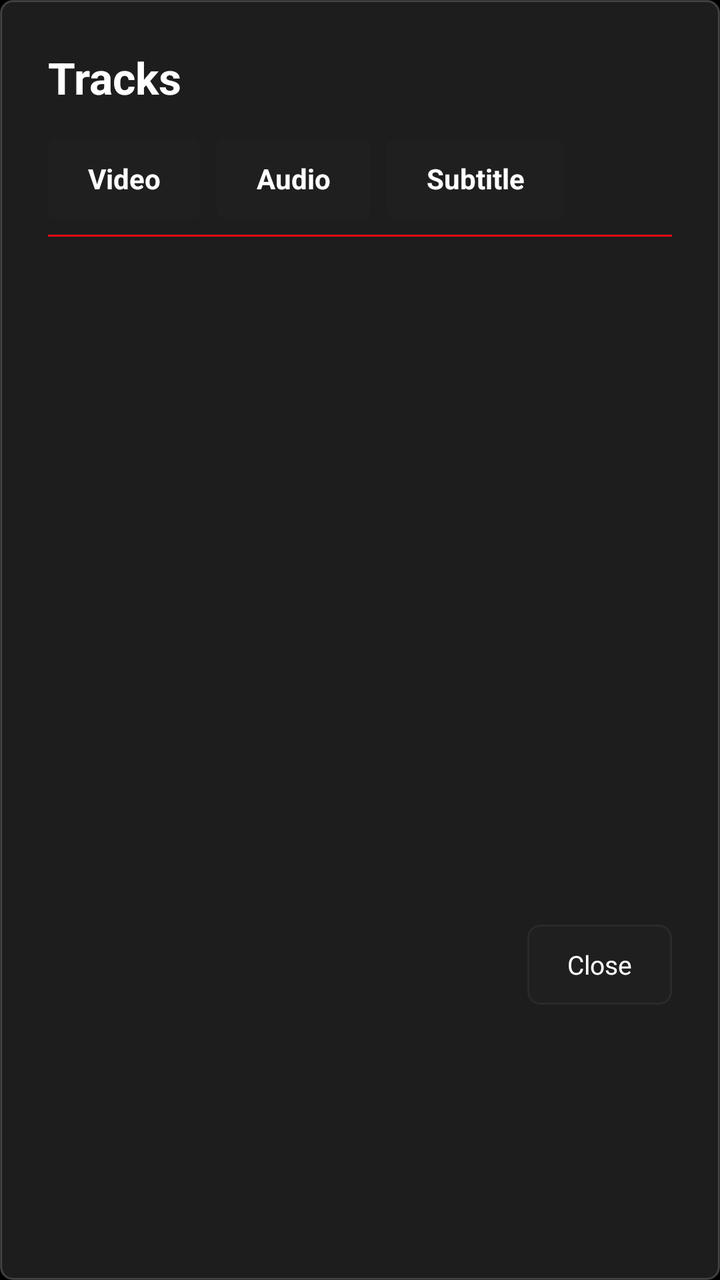
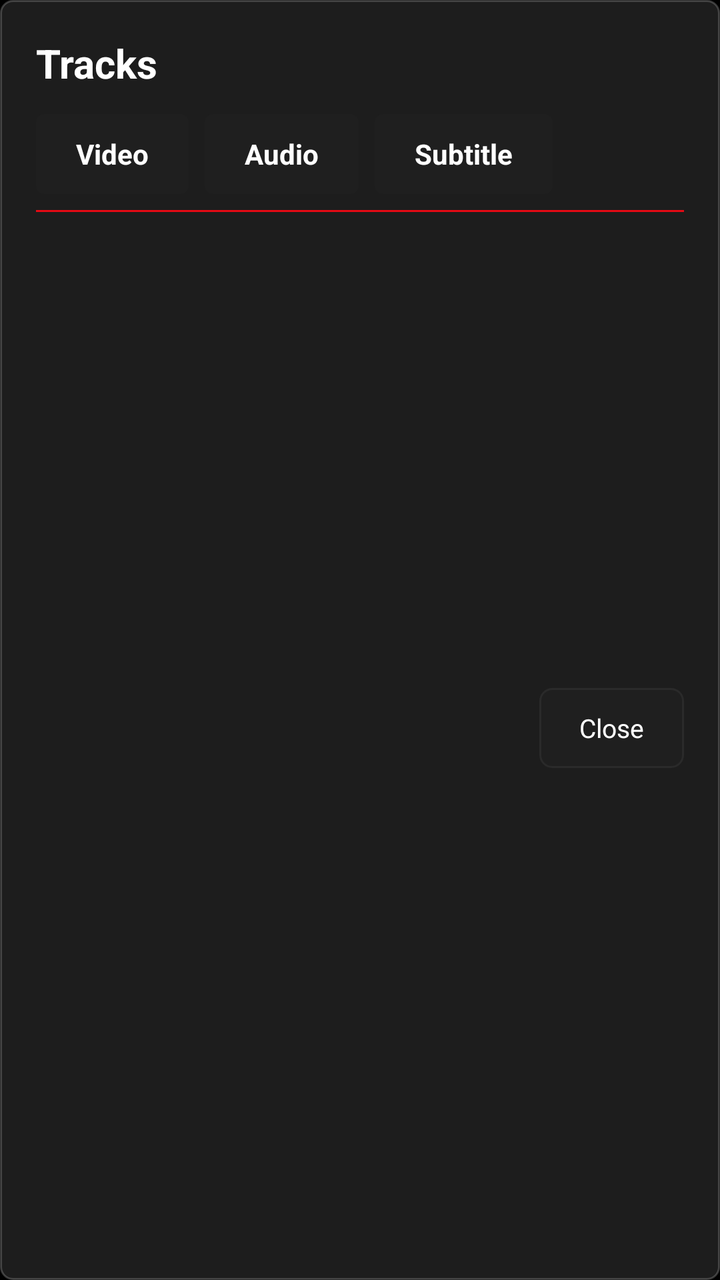

Two renders of the same Android screen: before a commit and after it. Below are the layout's source before the change and the commit's diff.
<!-- AndroidManifest.xml: application theme Theme.KiduyuTv -->
<!-- res/layout/dialog_direct_stream_tracks.xml -->
<?xml version="1.0" encoding="utf-8"?>
<LinearLayout xmlns:android="http://schemas.android.com/apk/res/android"
    android:layout_width="match_parent"
    android:layout_height="wrap_content"
    android:background="@drawable/bg_direct_stream_dialog"
    android:focusable="false"
    android:orientation="vertical"
    android:padding="24dp">

        <TextView
            android:layout_width="wrap_content"
            android:layout_height="wrap_content"
            android:text="@string/track_settings"
            android:textColor="@color/text_primary"
            android:textSize="22sp"
            android:textStyle="bold" />

        
        <LinearLayout
            android:layout_width="match_parent"
            android:layout_height="wrap_content"
            android:layout_marginTop="16dp"
            android:orientation="horizontal">

            <TextView
                android:id="@+id/tabVideo"
                style="@style/DirectStreamTrackTab"
                android:nextFocusDown="@id/listTracks"
                android:text="@string/track_video" />

            <TextView
                android:id="@+id/tabAudio"
                style="@style/DirectStreamTrackTab"
                android:layout_marginStart="8dp"
                android:nextFocusDown="@id/listTracks"
                android:text="@string/track_audio" />

            <TextView
                android:id="@+id/tabSubtitle"
                style="@style/DirectStreamTrackTab"
                android:layout_marginStart="8dp"
                android:nextFocusDown="@id/listTracks"
                android:text="@string/track_subtitle" />
        </LinearLayout>

        <View
            android:layout_width="match_parent"
            android:layout_height="1dp"
            android:layout_marginTop="8dp"
            android:background="@color/kiduyu_red" />

        <FrameLayout
            android:layout_width="match_parent"
            android:layout_height="320dp"
            android:layout_marginTop="8dp">

            <ListView
                android:id="@+id/listTracks"
                android:layout_width="match_parent"
                android:layout_height="match_parent"
                android:cacheColorHint="@android:color/transparent"
                android:clickable="true"
                android:divider="@null"
                android:focusable="true"
                android:nextFocusDown="@id/btnClose"
                android:listSelector="@drawable/bg_direct_stream_track_row" />

            <TextView
                android:id="@+id/emptyMessage"
                android:layout_width="wrap_content"
                android:layout_height="wrap_content"
                android:layout_gravity="center"
                android:padding="24dp"
                android:text="@string/track_none_available"
                android:textColor="@color/text_muted"
                android:textSize="14sp"
                android:visibility="gone" />
        </FrameLayout>

        <TextView
            android:id="@+id/btnClose"
            android:layout_width="wrap_content"
            android:layout_height="40dp"
            android:layout_gravity="end"
            android:layout_marginTop="16dp"
            android:background="@drawable/direct_stream_back_btn_bg"
            android:clickable="true"
            android:focusable="true"
            android:gravity="center"
            android:nextFocusUp="@id/listTracks"
            android:paddingStart="20dp"
            android:paddingEnd="20dp"
            android:text="@string/track_close"
            android:textColor="@color/text_primary"
            android:textSize="13sp" />
</LinearLayout>
<!-- resources referenced by this layout -->
<resources>
  <color name="kiduyu_red">#E50914</color>
  <color name="text_muted">#808080</color>
  <color name="text_primary">#FFFFFFFF</color>
  <!-- drawable bg_direct_stream_dialog (drawable) -->
  <?xml version="1.0" encoding="utf-8"?>
  <shape xmlns:android="http://schemas.android.com/apk/res/android"
      android:shape="rectangle">
      <solid android:color="#F01F1F1F" />
      <stroke
          android:width="1dp"
          android:color="#33FFFFFF" />
      <corners android:radius="6dp" />
  </shape>
  <!-- drawable bg_direct_stream_track_row (drawable) -->
  <?xml version="1.0" encoding="utf-8"?>
  <selector xmlns:android="http://schemas.android.com/apk/res/android">
      <item android:state_activated="true">
          <shape android:shape="rectangle">
              <solid android:color="#1AE50914" />
              <corners android:radius="4dp" />
          </shape>
      </item>
      <item android:state_focused="true">
          <shape android:shape="rectangle">
              <solid android:color="#1AFFFFFF" />
              <stroke android:width="2dp" android:color="@color/kiduyu_red" />
              <corners android:radius="4dp" />
          </shape>
      </item>
      <item>
          <shape android:shape="rectangle">
              <solid android:color="@android:color/transparent" />
          </shape>
      </item>
  </selector>
  <!-- drawable direct_stream_back_btn_bg (drawable) -->
  <?xml version="1.0" encoding="utf-8"?>
  <selector xmlns:android="http://schemas.android.com/apk/res/android">
      <item android:state_focused="true">
          <shape>
              <solid android:color="@color/kiduyu_red" />
              <corners android:radius="6dp" />
          </shape>
      </item>
      <item>
          <shape>
              <solid android:color="@color/surface_dark" />
              <stroke android:width="1dp" android:color="@color/card_dark" />
              <corners android:radius="6dp" />
          </shape>
      </item>
  </selector>
  <string name="track_audio">Audio</string>
  <string name="track_close">Close</string>
  <string name="track_none_available">No tracks available</string>
  <string name="track_settings">Tracks</string>
  <string name="track_subtitle">Subtitle</string>
  <string name="track_video">Video</string>
  <style name="DirectStreamTrackTab">
          <item name="android:layout_width">wrap_content</item>
          <item name="android:layout_height">40dp</item>
          <item name="android:background">@drawable/bg_direct_stream_track_tab</item>
          <item name="android:clickable">true</item>
          <item name="android:focusable">true</item>
          <item name="android:gravity">center</item>
          <item name="android:paddingStart">20dp</item>
          <item name="android:paddingEnd">20dp</item>
          <item name="android:textColor">@color/text_primary</item>
          <item name="android:textSize">14sp</item>
          <item name="android:textStyle">bold</item>
      </style>
  <style name="Theme.KiduyuTv" parent="android:Theme.Material.Light.NoActionBar">
          <item name="android:windowBackground">@android:color/black</item>
          <item name="android:statusBarColor">@android:color/transparent</item>
          <item name="android:navigationBarColor">@android:color/transparent</item>
      </style>
  <color name="surface_dark">#1F1F1F</color>
  <color name="card_dark">#2A2A2A</color>
</resources>

<!-- the commit's change to res/layout/dialog_direct_stream_tracks.xml (unified diff, before → after) -->
@@ -5,21 +5,21 @@
     android:background="@drawable/bg_direct_stream_dialog"
     android:focusable="false"
     android:orientation="vertical"
-    android:padding="24dp">
+    android:padding="18dp">
 
         <TextView
             android:layout_width="wrap_content"
             android:layout_height="wrap_content"
             android:text="@string/track_settings"
             android:textColor="@color/text_primary"
-            android:textSize="22sp"
+            android:textSize="20sp"
             android:textStyle="bold" />
 
         
         <LinearLayout
             android:layout_width="match_parent"
             android:layout_height="wrap_content"
-            android:layout_marginTop="16dp"
+            android:layout_marginTop="12dp"
             android:orientation="horizontal">
 
             <TextView
@@ -51,7 +51,7 @@
 
         <FrameLayout
             android:layout_width="match_parent"
-            android:layout_height="320dp"
+            android:layout_height="220dp"
             android:layout_marginTop="8dp">
 
             <ListView
@@ -82,7 +82,7 @@
             android:layout_width="wrap_content"
             android:layout_height="40dp"
             android:layout_gravity="end"
-            android:layout_marginTop="16dp"
+            android:layout_marginTop="10dp"
             android:background="@drawable/direct_stream_back_btn_bg"
             android:clickable="true"
             android:focusable="true"
